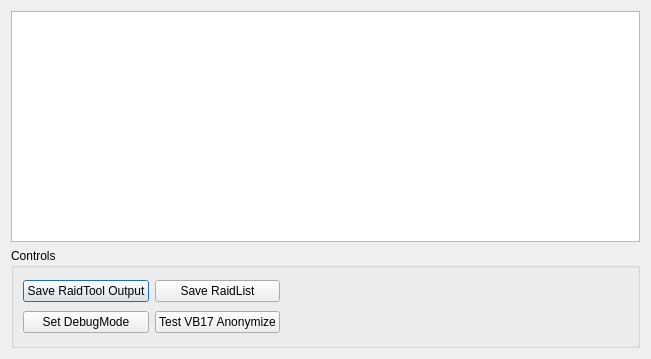
Before: the Qt Designer form Client/rds_debugwindow.ui in WillForan/yarraclient, drawn with Qt 5.
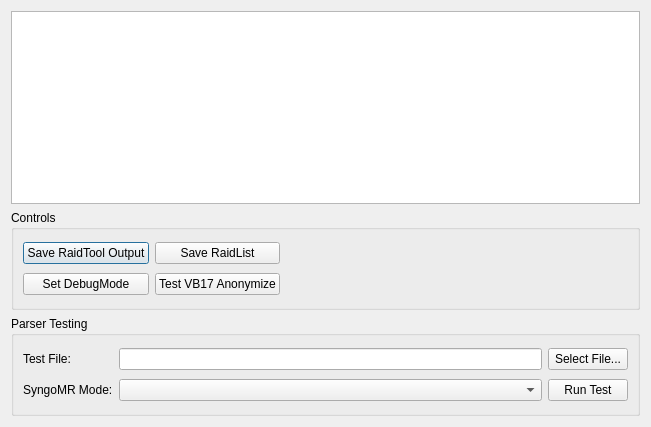
After: the same form once the commit is applied.

Commit message: Completed mechanism to read verbose data. Added options to test RAID parser with test files.

Patch:
```diff
--- a/Client/rds_debugwindow.ui
+++ b/Client/rds_debugwindow.ui
@@ -7,7 +7,7 @@
     <x>0</x>
     <y>0</y>
     <width>651</width>
-    <height>359</height>
+    <height>427</height>
    </rect>
   </property>
   <property name="windowTitle">
@@ -83,21 +83,58 @@
         </property>
        </widget>
       </item>
-      <item row="2" column="0">
-       <spacer name="verticalSpacer">
-        <property name="orientation">
-         <enum>Qt::Vertical</enum>
+     </layout>
+    </widget>
+   </item>
+   <item>
+    <widget class="QGroupBox" name="groupBox_2">
+     <property name="minimumSize">
+      <size>
+       <width>0</width>
+       <height>100</height>
+      </size>
+     </property>
+     <property name="title">
+      <string>Parser Testing</string>
+     </property>
+     <layout class="QGridLayout" name="gridLayout_2">
+      <item row="0" column="0">
+       <widget class="QLabel" name="label">
+        <property name="text">
+         <string>&lt;html&gt;&lt;head/&gt;&lt;body&gt;&lt;p&gt;Test File:&lt;/p&gt;&lt;/body&gt;&lt;/html&gt;</string>
         </property>
-        <property name="sizeType">
-         <enum>QSizePolicy::Minimum</enum>
+       </widget>
+      </item>
+      <item row="0" column="1">
+       <widget class="QLineEdit" name="testFileEdit">
+        <property name="readOnly">
+         <bool>true</bool>
         </property>
-        <property name="sizeHint" stdset="0">
-         <size>
-          <width>20</width>
-          <height>0</height>
-         </size>
+       </widget>
+      </item>
+      <item row="0" column="2">
+       <widget class="QPushButton" name="testFileButton">
+        <property name="text">
+         <string>Select File...</string>
         </property>
-       </spacer>
+       </widget>
+      </item>
+      <item row="1" column="0">
+       <widget class="QLabel" name="label_2">
+        <property name="text">
+         <string>SyngoMR Mode:</string>
+        </property>
+       </widget>
+      </item>
+      <item row="1" column="1">
+       <widget class="QComboBox" name="syngoBox"/>
+      </item>
+      <item row="1" column="2">
+       <widget class="QPushButton" name="parserTestButton">
+        <property name="text">
+         <string>Run Test</string>
+        </property>
+       </widget>
       </item>
      </layout>
     </widget>
```
Left out of the diff: 14 changed lines with no effect on the pictures. The commit also changes 7 other files.
